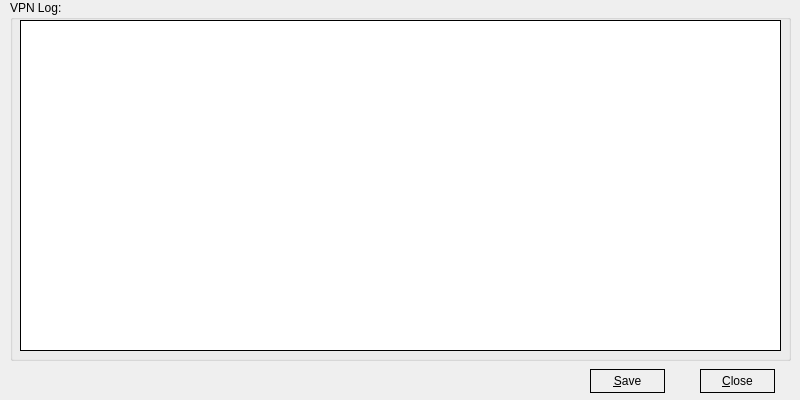
Securepoint/openvpn-client, file vpnlog.ui: the form before one commit.
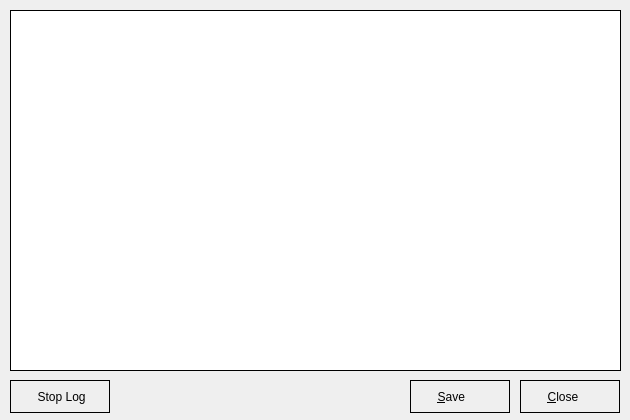
The form after the commit. Icons and pictures are not drawn.

Patch:
```diff
--- a/vpnlog.ui
+++ b/vpnlog.ui
@@ -6,20 +6,20 @@
    <rect>
     <x>0</x>
     <y>0</y>
-    <width>800</width>
-    <height>400</height>
+    <width>630</width>
+    <height>420</height>
    </rect>
   </property>
   <property name="minimumSize">
    <size>
-    <width>800</width>
+    <width>0</width>
     <height>400</height>
    </size>
   </property>
   <property name="maximumSize">
    <size>
-    <width>800</width>
-    <height>400</height>
+    <width>1000</width>
+    <height>1000</height>
    </size>
   </property>
   <property name="windowTitle">
@@ -32,57 +32,26 @@
   <property name="modal">
    <bool>true</bool>
   </property>
-  <widget class="QGroupBox" name="groupBox">
-   <property name="geometry">
-    <rect>
-     <x>10</x>
-     <y>0</y>
-     <width>781</width>
-     <height>361</height>
-    </rect>
-   </property>
-   <property name="title">
-    <string>VPN Log:</string>
-   </property>
-   <widget class="QPlainTextEdit" name="memLog">
-    <property name="geometry">
-     <rect>
-      <x>10</x>
-      <y>20</y>
-      <width>761</width>
-      <height>331</height>
-     </rect>
-    </property>
-    <property name="frameShape">
-     <enum>QFrame::Box</enum>
-    </property>
-    <property name="frameShadow">
-     <enum>QFrame::Plain</enum>
-    </property>
-    <property name="undoRedoEnabled">
-     <bool>false</bool>
-    </property>
-    <property name="readOnly">
-     <bool>true</bool>
-    </property>
-   </widget>
-  </widget>
   <widget class="QPushButton" name="cmdClose">
    <property name="geometry">
     <rect>
-     <x>700</x>
-     <y>369</y>
-     <width>75</width>
-     <height>24</height>
+     <x>520</x>
+     <y>380</y>
+     <width>100</width>
+     <height>33</height>
     </rect>
    </property>
    <property name="styleSheet">
     <string notr="true">:enabled {border: 1px solid black}
 :disabled {border: 1px solid black}
-:hover {background-color: rgb(195, 195, 195);}</string>
+:hover {background-color: rgb(195, 195, 195);}
+QPushButton {height: 25px; width: 50px;text-align:left;
+	padding-left: 10px;
+	padding-top: 3px;
+	padding-bottom: 3px;}</string>
    </property>
    <property name="text">
-    <string>&amp;Close</string>
+    <string>     &amp;Close</string>
    </property>
    <property name="icon">
     <iconset resource="systray.qrc">
@@ -90,10 +59,13 @@
    </property>
    <property name="iconSize">
     <size>
-     <width>16</width>
-     <height>16</height>
+     <width>22</width>
+     <height>22</height>
     </size>
    </property>
+   <property name="default">
+    <bool>true</bool>
+   </property>
    <property name="flat">
     <bool>true</bool>
    </property>
@@ -101,19 +73,23 @@
   <widget class="QPushButton" name="cmdSave">
    <property name="geometry">
     <rect>
-     <x>590</x>
-     <y>369</y>
-     <width>75</width>
-     <height>24</height>
+     <x>410</x>
+     <y>380</y>
+     <width>100</width>
+     <height>33</height>
     </rect>
    </property>
    <property name="styleSheet">
     <string notr="true">:enabled {border: 1px solid black}
 :disabled {border: 1px solid black}
-:hover {background-color: rgb(195, 195, 195);}</string>
+:hover {background-color: rgb(195, 195, 195);}
+QPushButton {height: 25px; width: 50px;text-align:left;
+	padding-left: 10px;
+	padding-top: 3px;
+	padding-bottom: 3px;}</string>
    </property>
    <property name="text">
-    <string>&amp;Save</string>
+    <string>     &amp;Save</string>
    </property>
    <property name="icon">
     <iconset resource="systray.qrc">
@@ -121,14 +97,68 @@
    </property>
    <property name="iconSize">
     <size>
-     <width>30</width>
-     <height>16</height>
+     <width>22</width>
+     <height>22</height>
     </size>
    </property>
    <property name="flat">
     <bool>true</bool>
    </property>
   </widget>
+  <widget class="QPushButton" name="cmdStartStopLog">
+   <property name="geometry">
+    <rect>
+     <x>10</x>
+     <y>380</y>
+     <width>100</width>
+     <height>33</height>
+    </rect>
+   </property>
+   <property name="styleSheet">
+    <string notr="true">:enabled {border: 1px solid black}
+:disabled {border: 1px solid black}
+:hover {background-color: rgb(195, 195, 195);}
+QPushButton {height: 25px; width: 50px;text-align:left;
+	padding-left: 10px;
+	padding-top: 3px;
+	padding-bottom: 3px;}</string>
+   </property>
+   <property name="text">
+    <string>     Stop Log</string>
+   </property>
+   <property name="icon">
+    <iconset resource="systray.qrc">
+     <normaloff>:/images/logstartstop.png</normaloff>:/images/logstartstop.png</iconset>
+   </property>
+   <property name="iconSize">
+    <size>
+     <width>22</width>
+     <height>22</height>
+    </size>
+   </property>
+  </widget>
+  <widget class="QPlainTextEdit" name="memLog">
+   <property name="geometry">
+    <rect>
+     <x>10</x>
+     <y>10</y>
+     <width>611</width>
+     <height>361</height>
+    </rect>
+   </property>
+   <property name="frameShape">
+    <enum>QFrame::Box</enum>
+   </property>
+   <property name="frameShadow">
+    <enum>QFrame::Plain</enum>
+   </property>
+   <property name="undoRedoEnabled">
+    <bool>false</bool>
+   </property>
+   <property name="readOnly">
+    <bool>true</bool>
+   </property>
+  </widget>
  </widget>
  <resources>
   <include location="systray.qrc"/>
```
Left out of the diff: 6 changed lines with no effect on the pictures.
